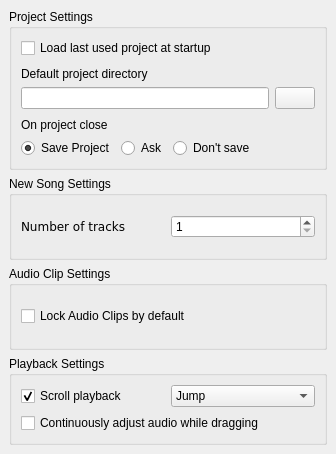
Qt form src/traverso/ui/BehaviorConfigPage.ui (ErwanLegrand/Traverso-DAW) before a commit.
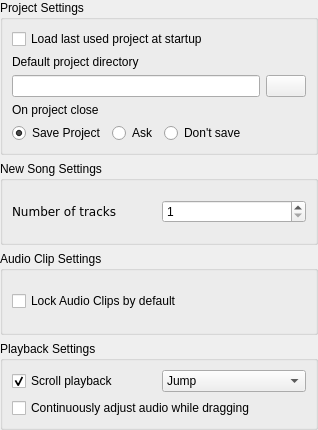
The same form after that commit.

Commit message: fix BehaviorPage spacing/margins again

```diff
--- a/src/traverso/ui/BehaviorConfigPage.ui
+++ b/src/traverso/ui/BehaviorConfigPage.ui
@@ -5,8 +5,8 @@
    <rect>
     <x>0</x>
     <y>0</y>
-    <width>336</width>
-    <height>454</height>
+    <width>318</width>
+    <height>430</height>
    </rect>
   </property>
   <property name="windowTitle" >
@@ -14,7 +14,7 @@
   </property>
   <layout class="QVBoxLayout" >
    <property name="margin" >
-    <number>9</number>
+    <number>0</number>
    </property>
    <property name="spacing" >
     <number>6</number>
@@ -29,7 +29,7 @@
        <number>9</number>
       </property>
       <property name="spacing" >
-       <number>9</number>
+       <number>6</number>
       </property>
       <item>
        <widget class="QCheckBox" name="loadLastProjectCheckBox" >
```
